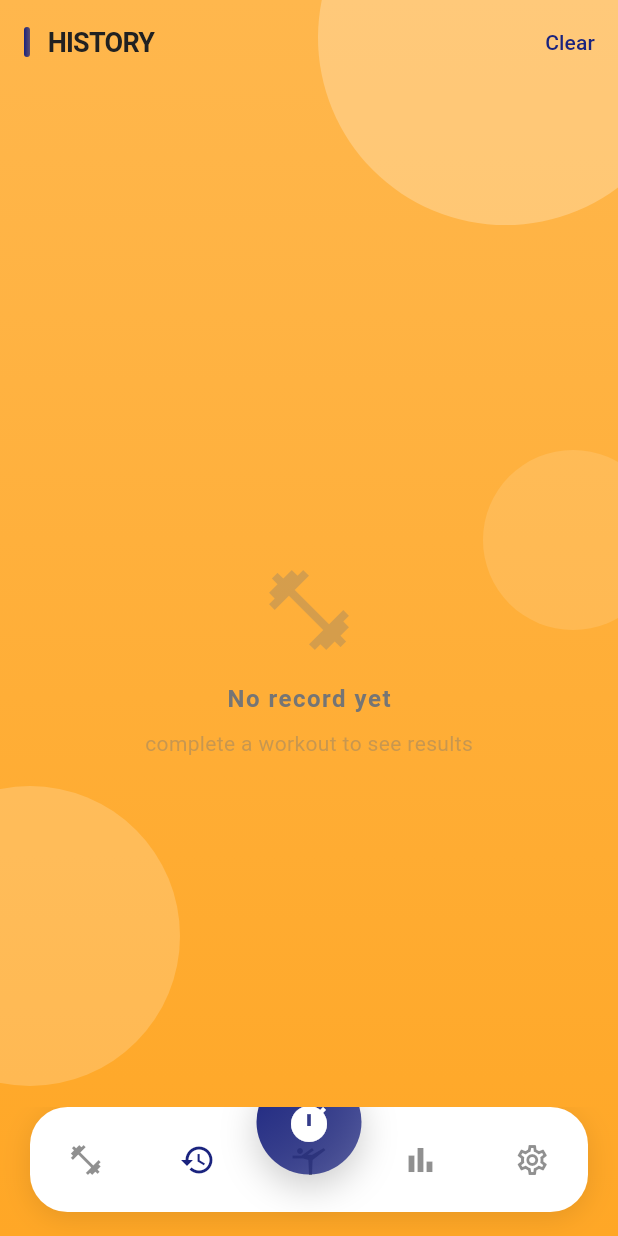
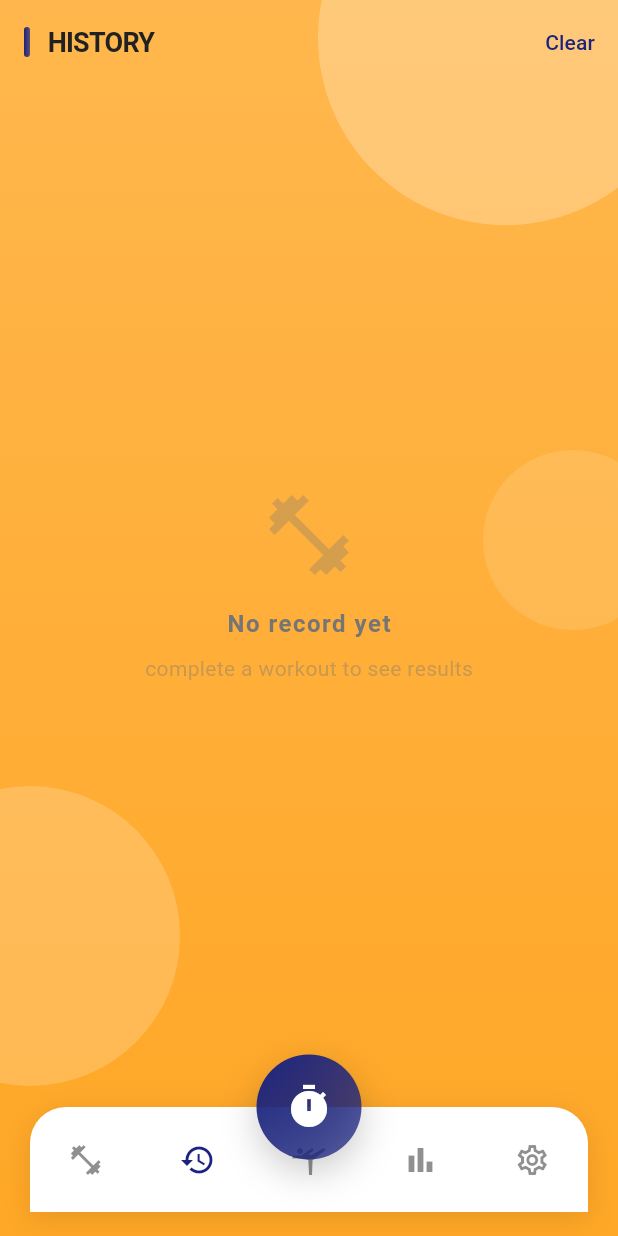
Before and after one commit to Kaiji-Z/workout-timer, a Flutter app: the screen it shows after launch, item 2 of the bottom bar chosen, on a phone screen of 412 x 824 dp. Run offline on Flutter 3.47's test engine with Material 3 defaults, Android fonts, the phone set to English and light mode, and no system bars; our stand-ins replace cached_network_image, fl_chart, flutter_local_notifications, shared_preferences, sqflite, sqflite_common_ffi; missing offline and left inert: fuzzy; accounts and stored records are empty.

Commit message:
fix: bottom nav bar - center button fully visible, smooth rounded top corners, content padding

```diff
--- a/lib/main.dart
+++ b/lib/main.dart
@@ -185,9 +185,11 @@ class _MainNavigationState extends State<MainNavigation> {
           ),
           // Decorative circles
           DecorativeCircles(colors: appTheme.decorativeCircleColors),
-          // Content
+          // Content with bottom padding for navigation bar
           SafeArea(
             bottom: false,
+            child: Padding(
+              padding: const EdgeInsets.only(bottom: 100), // Space for floating nav bar
               child: AnimatedSwitcher(
                 duration: const Duration(milliseconds: 300),
                 transitionBuilder: (child, animation) {
@@ -208,11 +210,13 @@ class _MainNavigationState extends State<MainNavigation> {
                 child: _screens[_currentIndex],
               ),
             ),
+          ),
         ],
       ),
 // iOS 26 风格悬浮导航栏 - 统一毛玻璃效果
       // 扁平导航栏 - Flat Vitality 风格
       bottomNavigationBar: Stack(
+        clipBehavior: Clip.none, // Allow center button to overflow
         alignment: Alignment.center,
         children: [
           // Background nav bar
@@ -222,7 +226,7 @@ bottomNavigationBar: Stack(
               height: 70,
               decoration: BoxDecoration(
                 color: Colors.white,
-                borderRadius: BorderRadius.circular(25),
+                borderRadius: const BorderRadius.vertical(top: Radius.circular(24)), // Top-only rounded corners
                 boxShadow: [
                   BoxShadow(
                     color: Colors.black.withValues(alpha: 0.1),
@@ -245,7 +249,7 @@ bottomNavigationBar: Stack(
           ),
           // Center timer button (floats above nav bar)
           Positioned(
-            top: -25,
+            top: -35, // Half of button height (70px) for proper positioning
             child: _buildCenterTimerButton(appTheme),
           ),
         ],
```
Lines whose indentation alone changed are shown as unchanged.
